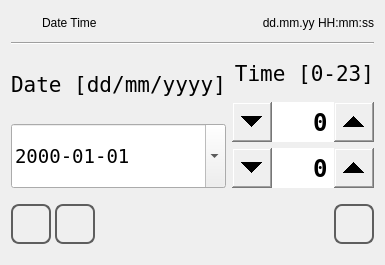
MECTsrl/mect_plugins, file qt_library/ATCMsystem/time_set.ui: the form before one commit.
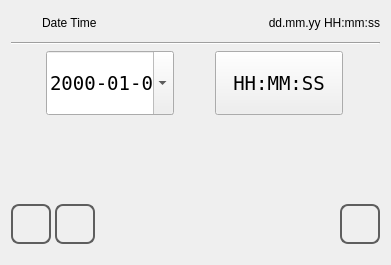
The form after the commit. Icons and pictures are not drawn.

Commit message: new timepopup dialog for (date) time input

The edit to the form file:
```diff
--- a/qt_library/ATCMsystem/time_set.ui
+++ b/qt_library/ATCMsystem/time_set.ui
@@ -6,7 +6,7 @@
    <rect>
     <x>0</x>
     <y>0</y>
-    <width>385</width>
+    <width>391</width>
     <height>265</height>
    </rect>
   </property>
@@ -114,39 +114,6 @@
    <item>
     <layout class="QHBoxLayout" name="horizontalLayout_2">
      <item>
-      <layout class="QVBoxLayout" name="verticalLayout">
-       <item>
-        <widget class="QLabel" name="labelDataTitle">
-         <property name="sizePolicy">
-          <sizepolicy hsizetype="Preferred" vsizetype="Minimum">
-           <horstretch>0</horstretch>
-           <verstretch>0</verstretch>
-          </sizepolicy>
-         </property>
-         <property name="minimumSize">
-          <size>
-           <width>0</width>
-           <height>0</height>
-          </size>
-         </property>
-         <property name="font">
-          <font>
-           <family>DejaVu Sans Mono</family>
-           <pointsize>16</pointsize>
-           <weight>50</weight>
-           <italic>false</italic>
-           <bold>false</bold>
-          </font>
-         </property>
-         <property name="focusPolicy">
-          <enum>Qt::NoFocus</enum>
-         </property>
-         <property name="text">
-          <string>Date [dd/mm/yyyy]</string>
-         </property>
-        </widget>
-       </item>
-       <item>
         <widget class="QDateEdit" name="dateEdit">
          <property name="sizePolicy">
           <sizepolicy hsizetype="Minimum" vsizetype="MinimumExpanding">
@@ -156,7 +123,7 @@
          </property>
          <property name="maximumSize">
           <size>
-           <width>16777215</width>
+         <width>128</width>
            <height>64</height>
           </size>
          </property>
@@ -170,12 +137,15 @@
           <enum>Qt::ClickFocus</enum>
          </property>
          <property name="styleSheet">
-          <string notr="true">QCalendarWidget {
-	firstDayOfWeek: 1;
+        <string notr="true">/*
+QPushButton#qt_calendar_yearbutton {
+    width: 80px;
 }
- 
+
 QSpinBox {
 	font: 1000 18pt &quot;DejaVu Sans Mono&quot;;
+    padding-left: 20px;
+    padding-right: 20px;
  }
 
  QSpinBox::up-button {
@@ -202,7 +172,8 @@
  	image: url(:/libicons/img/Back.png);
      width: 10px;
      height: 10px;
- }</string>
+ }
+*/</string>
          </property>
          <property name="displayFormat">
           <string>yyyy-MM-dd</string>
@@ -212,205 +183,45 @@
          </property>
         </widget>
        </item>
-      </layout>
-     </item>
      <item>
-      <layout class="QVBoxLayout" name="verticalLayout_2">
-       <item>
-        <widget class="QLabel" name="labelOraTile">
+      <widget class="QPushButton" name="pushButtonTime">
          <property name="sizePolicy">
-          <sizepolicy hsizetype="Minimum" vsizetype="Minimum">
+        <sizepolicy hsizetype="Minimum" vsizetype="MinimumExpanding">
            <horstretch>0</horstretch>
            <verstretch>0</verstretch>
           </sizepolicy>
          </property>
-         <property name="minimumSize">
+       <property name="maximumSize">
           <size>
-           <width>0</width>
-           <height>0</height>
+         <width>128</width>
+         <height>64</height>
           </size>
          </property>
          <property name="font">
           <font>
            <family>DejaVu Sans Mono</family>
-           <pointsize>16</pointsize>
-           <weight>50</weight>
-           <italic>false</italic>
-           <bold>false</bold>
-          </font>
-         </property>
-         <property name="focusPolicy">
-          <enum>Qt::NoFocus</enum>
-         </property>
+         <pointsize>14</pointsize>
+        </font>
+       </property>
          <property name="text">
-          <string>Time [0-23]</string>
-         </property>
-         <property name="alignment">
-          <set>Qt::AlignRight|Qt::AlignTrailing|Qt::AlignVCenter</set>
-         </property>
-        </widget>
-       </item>
-       <item>
-        <widget class="QSpinBox" name="spinBoxOre">
-         <property name="sizePolicy">
-          <sizepolicy hsizetype="Expanding" vsizetype="Fixed">
-           <horstretch>0</horstretch>
-           <verstretch>0</verstretch>
-          </sizepolicy>
-         </property>
-         <property name="minimumSize">
-          <size>
-           <width>0</width>
-           <height>40</height>
-          </size>
-         </property>
-         <property name="maximumSize">
-          <size>
-           <width>16777215</width>
-           <height>40</height>
-          </size>
-         </property>
-         <property name="font">
-          <font>
-           <family>DejaVu Sans Mono</family>
-           <pointsize>18</pointsize>
-           <weight>99</weight>
-           <italic>false</italic>
-           <bold>true</bold>
-          </font>
-         </property>
-         <property name="focusPolicy">
-          <enum>Qt::NoFocus</enum>
-         </property>
-         <property name="styleSheet">
-          <string notr="true">QPushButton
-{
-	font: 20pt &quot;DejaVu Sans Mono&quot;;
-}
-
- QSpinBox {
-	font: 1000 18pt &quot;DejaVu Sans Mono&quot;;
- }
-
- QSpinBox::up-button {
-     subcontrol-origin: border;
-     subcontrol-position: right center;
-     height: 40px;
-     width: 40px;
- }
-
- QSpinBox::up-arrow {
-	image: url(:/libicons/img/Forward.png);
-     width: 10px;
-     height: 10px;
- }
-
- QSpinBox::down-button {
-     subcontrol-origin: border;
-     subcontrol-position: left center;
-     height: 40px;
-     width: 40px;
-}
-
- QSpinBox::down-arrow {
- 	image: url(:/libicons/img/Back.png);
-     width: 10px;
-     height: 10px;
- }</string>
-         </property>
-         <property name="wrapping">
-          <bool>true</bool>
-         </property>
-         <property name="alignment">
-          <set>Qt::AlignRight|Qt::AlignTrailing|Qt::AlignVCenter</set>
-         </property>
-         <property name="maximum">
-          <number>23</number>
-         </property>
-        </widget>
+        <string>HH:MM:SS</string>
+       </property>
+      </widget>
+     </item>
+    </layout>
        </item>
        <item>
-        <widget class="QSpinBox" name="spinBoxMinuti">
-         <property name="sizePolicy">
-          <sizepolicy hsizetype="Expanding" vsizetype="Fixed">
-           <horstretch>0</horstretch>
-           <verstretch>0</verstretch>
-          </sizepolicy>
-         </property>
-         <property name="minimumSize">
+    <spacer name="verticalSpacer">
+     <property name="orientation">
+      <enum>Qt::Vertical</enum>
+     </property>
+     <property name="sizeHint" stdset="0">
           <size>
-           <width>0</width>
+       <width>20</width>
            <height>40</height>
           </size>
          </property>
-         <property name="maximumSize">
-          <size>
-           <width>16777215</width>
-           <height>40</height>
-          </size>
-         </property>
-         <property name="font">
-          <font>
-           <family>DejaVu Sans Mono</family>
-           <pointsize>18</pointsize>
-           <weight>99</weight>
-           <italic>false</italic>
-           <bold>true</bold>
-          </font>
-         </property>
-         <property name="focusPolicy">
-          <enum>Qt::NoFocus</enum>
-         </property>
-         <property name="styleSheet">
-          <string notr="true">QPushButton
-{
-	font: 20pt &quot;DejaVu Sans Mono&quot;;
-}
-
- QSpinBox {
-	font: 1000 18pt &quot;DejaVu Sans Mono&quot;;
- }
-
- QSpinBox::up-button {
-     subcontrol-origin: border;
-     subcontrol-position: right center;
-     height: 40px;
-     width: 40px;
- }
-
- QSpinBox::up-arrow {
-	image: url(:/libicons/img/Forward.png);
-     width: 10px;
-     height: 10px;
- }
-
- QSpinBox::down-button {
-     subcontrol-origin: border;
-     subcontrol-position: left center;
-     height: 40px;
-     width: 40px;
-}
-
- QSpinBox::down-arrow {
- 	image: url(:/libicons/img/Back.png);
-     width: 10px;
-     height: 10px;
- }</string>
-         </property>
-         <property name="wrapping">
-          <bool>true</bool>
-         </property>
-         <property name="alignment">
-          <set>Qt::AlignRight|Qt::AlignTrailing|Qt::AlignVCenter</set>
-         </property>
-         <property name="maximum">
-          <number>59</number>
-         </property>
-        </widget>
-       </item>
-      </layout>
-     </item>
-    </layout>
+    </spacer>
    </item>
    <item>
     <layout class="QHBoxLayout" name="horizontalLayout_3">
```
Left out of the diff: 3 changed lines with no effect on the pictures. Lines whose indentation alone changed are shown as unchanged. The commit also changes 8 other files.
